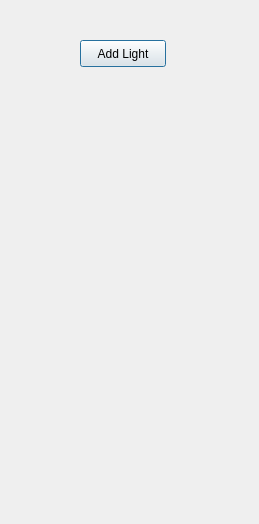
bekiS/SkuskaOsg, file mojdialog.ui: the form before one commit.
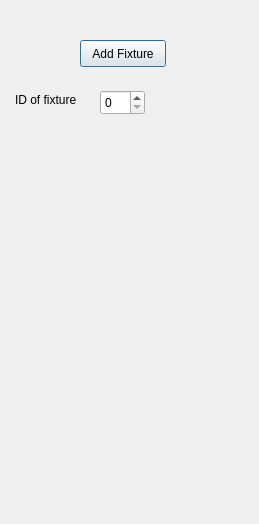
The form after the commit.

Commit message: now posslible to choose, which fixture will be trnslated(ctrl) or rotated(shift)

Patch:
```diff
--- a/mojdialog.ui
+++ b/mojdialog.ui
@@ -23,7 +23,30 @@
     </rect>
    </property>
    <property name="text">
-    <string>Add Light</string>
+    <string>Add Fixture</string>
+   </property>
+  </widget>
+  <widget class="QSpinBox" name="spinBox">
+   <property name="geometry">
+    <rect>
+     <x>100</x>
+     <y>90</y>
+     <width>45</width>
+     <height>25</height>
+    </rect>
+   </property>
+  </widget>
+  <widget class="QLabel" name="label">
+   <property name="geometry">
+    <rect>
+     <x>15</x>
+     <y>90</y>
+     <width>71</width>
+     <height>20</height>
+    </rect>
+   </property>
+   <property name="text">
+    <string>ID of fixture</string>
    </property>
   </widget>
  </widget>
```
The commit also changes 7 other files.
